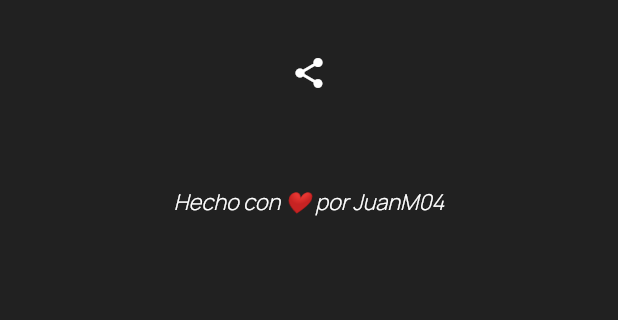
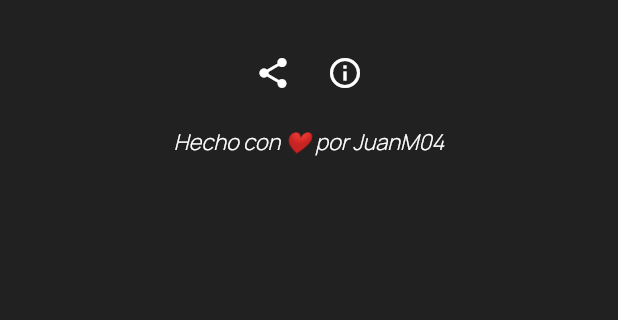
Before and after one commit to JuanM04/animu, a Flutter app: the About widget shown alone on an empty page, opened directly, on a phone screen of 412 x 824 dp, the part 314-634 px from its top. Run offline on Flutter 3.47's test engine with Material 2 defaults, Android fonts, the phone set to English and light mode, and no system bars; our stand-ins replace auto_size_text, connectivity, cookie_jar, device_info, dio, dio_cookie_manager and 9 more; missing offline and left inert: ota_update, screen; accounts and stored records are empty; network calls fail; statements that could not run were skipped.

Commit message:
Info Button

```diff
--- a/lib/screens/settings/about.dart
+++ b/lib/screens/settings/about.dart
@@ -1,4 +1,5 @@
 import 'package:flutter/material.dart';
+import 'package:package_info/package_info.dart';
 import 'package:share/share.dart';
 
 final shareMessages = <String>[
@@ -32,6 +33,9 @@ class About extends StatelessWidget {
           ),
         ),
         SizedBox(height: 25),
+        Row(
+          mainAxisAlignment: MainAxisAlignment.center,
+          children: <Widget>[
             IconButton(
               icon: Icon(Icons.share),
               onPressed: () {
@@ -41,7 +45,23 @@ class About extends StatelessWidget {
                 );
               },
             ),
-        SizedBox(height: 50),
+            IconButton(
+              icon: Icon(Icons.info_outline),
+              onPressed: () async {
+                showAboutDialog(
+                  context: context,
+                  applicationVersion:
+                      'v' + (await PackageInfo.fromPlatform()).version,
+                  applicationIcon: Image.asset(
+                    'images/Icon.png',
+                    width: 64,
+                  ),
+                );
+              },
+            ),
+          ],
+        ),
+        SizedBox(height: 10),
         Text(
           'Hecho con ❤️ por JuanM04',
           textAlign: TextAlign.center,
```
Lines whose indentation alone changed are shown as unchanged.
